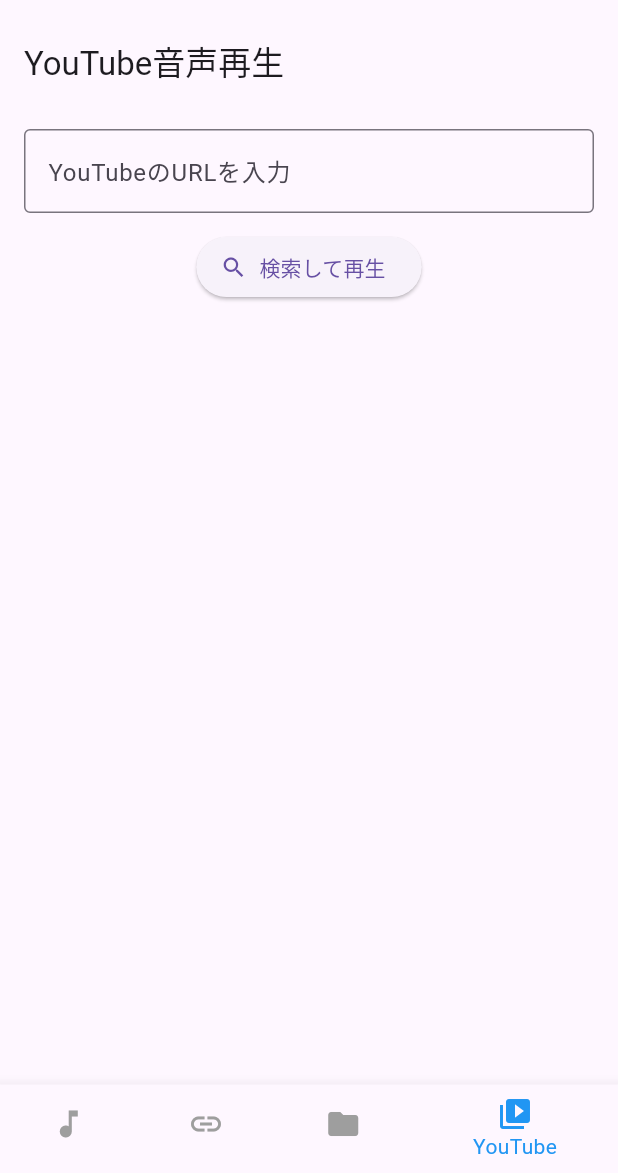
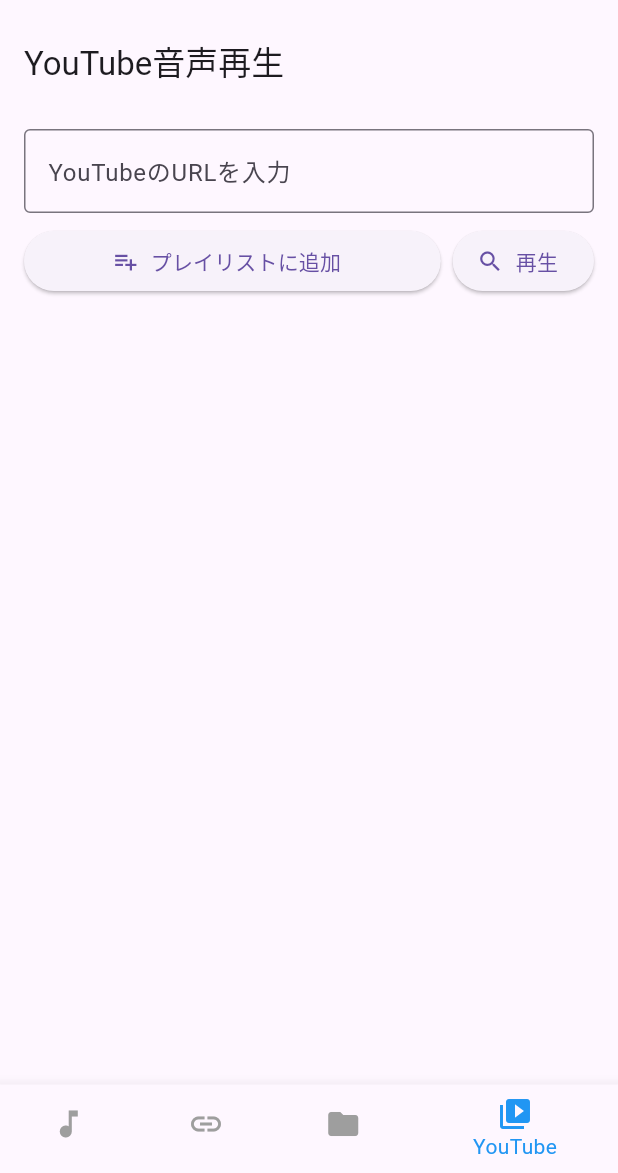
Before and after one commit to munerin2018/my_audio_app_test, a Flutter app: the screen it shows after launch, item 4 of the bottom bar chosen, on a phone screen of 412 x 824 dp, the part 63-1236 px from its top. Run offline on Flutter 3.47's test engine with Material 3 defaults, Android fonts, the phone set to English and light mode, and no system bars; our stand-ins replace just_audio, video_player; missing offline and left inert: file_selector, youtube_explode_dart.

Commit message:
Add playlist - Loop playback, shuffle playback

```diff
--- a/lib/screens/youtube_audio_player.dart
+++ b/lib/screens/youtube_audio_player.dart
@@ -14,14 +14,41 @@
   final AudioPlayer _audioPlayer = AudioPlayer();
   final FocusNode _focusNode = FocusNode();
 
+  final List<String> _playlistUrls = [];
+  int _currentIndex = 0;
+
   bool _isLoading = false;
   bool _isPlaying = false;
   bool _isOverlayVisible = false;
+  bool _isLooping = false;
+  bool _isShuffling = false;
 
   String? _videoTitle;
   String? _thumbnailUrl;
   Duration _duration = Duration.zero;
   Duration _position = Duration.zero;
+
+  @override
+  void initState() {
+    super.initState();
+    _focusNode.addListener(() {
+      if (_focusNode.hasFocus) {
+        _urlController.selection = TextSelection(
+          baseOffset: 0,
+          extentOffset: _urlController.text.length,
+        );
+      }
+    });
+    _urlController.addListener(() => setState(() {}));
+  }
+
+  @override
+  void dispose() {
+    _audioPlayer.dispose();
+    _urlController.dispose();
+    _focusNode.dispose();
+    super.dispose();
+  }
 
   Future<void> _playAudio(String url) async {
     setState(() {
@@ -93,28 +120,23 @@
     });
   }
 
-  @override
-  void initState() {
-    super.initState();
-    _focusNode.addListener(() {
-      if (_focusNode.hasFocus) {
-        _urlController.selection = TextSelection(
-          baseOffset: 0,
-          extentOffset: _urlController.text.length,
-        );
+  void _playFromPlaylist(int index) {
+    if (_playlistUrls.isEmpty) return;
+
+    setState(() {
+      if (_isShuffling) {
+        _playlistUrls.shuffle();
       }
+      _currentIndex = index % _playlistUrls.length;
     });
-    _urlController.addListener(() {
-      setState(() {}); // for clear icon visibility
-    });
+
+    _playAudio(_playlistUrls[_currentIndex]);
   }
 
-  @override
-  void dispose() {
-    _audioPlayer.dispose();
-    _urlController.dispose();
-    _focusNode.dispose();
-    super.dispose();
+  void _playNext() {
+    if (_playlistUrls.length <= 1) return;
+    final nextIndex = (_currentIndex + 1) % _playlistUrls.length;
+    _playFromPlaylist(nextIndex);
   }
 
   String _formatDuration(Duration d) {
@@ -131,16 +153,7 @@
         padding: const EdgeInsets.all(16),
         child: Column(
           children: [
-            GestureDetector(
-              onTap: () {
-                if (_urlController.text.isNotEmpty) {
-                  _urlController.selection = TextSelection(
-                    baseOffset: 0,
-                    extentOffset: _urlController.text.length,
-                  );
-                }
-              },
-              child: TextField(
+            TextField(
               controller: _urlController,
               focusNode: _focusNode,
               decoration: InputDecoration(
@@ -149,29 +162,61 @@
                 suffixIcon: _urlController.text.isNotEmpty
                     ? IconButton(
                   icon: const Icon(Icons.clear),
-                    onPressed: () {
-                      _urlController.clear();
-                    },
+                  onPressed: () => _urlController.clear(),
                 )
                     : null,
               ),
             ),
+            const SizedBox(height: 8),
+            Row(
+              children: [
+                Expanded(
+                  child: ElevatedButton.icon(
+                    onPressed: () {
+                      final url = _urlController.text.trim();
+                      if (url.isNotEmpty) {
+                        setState(() => _playlistUrls.add(url));
+                        _urlController.clear();
+                      }
+                    },
+                    icon: const Icon(Icons.playlist_add),
+                    label: const Text('プレイリストに追加'),
                   ),
-            const SizedBox(height: 12),
+                ),
+                const SizedBox(width: 8),
                 ElevatedButton.icon(
                   onPressed: () {
                     final url = _urlController.text.trim();
                     if (url.isNotEmpty) {
+                      setState(() => _playlistUrls.add(url));
+                      _currentIndex = _playlistUrls.length - 1;
                       _playAudio(url);
-                  _urlController.selection = TextSelection.collapsed(
-                    offset: _urlController.text.length,
-                  );
                     }
                   },
                   icon: const Icon(Icons.search),
-              label: const Text('検索して再生'),
+                  label: const Text('再生'),
                 ),
-            const SizedBox(height: 20),
+              ],
+            ),
+            const SizedBox(height: 12),
+            Expanded(
+              child: ListView.builder(
+                itemCount: _playlistUrls.length,
+                itemBuilder: (context, index) => ListTile(
+                  title: Text(_playlistUrls[index]),
+                  onTap: () {
+                    _currentIndex = index;
+                    _playFromPlaylist(index);
+                  },
+                  trailing: IconButton(
+                    icon: const Icon(Icons.delete),
+                    onPressed: () {
+                      setState(() => _playlistUrls.removeAt(index));
+                    },
+                  ),
+                ),
+              ),
+            ),
             if (_isLoading)
               const CircularProgressIndicator()
             else if (_thumbnailUrl != null)
@@ -185,9 +230,8 @@
                         height: 180,
                         width: double.infinity,
                         fit: BoxFit.cover,
-                        errorBuilder: (context, error, stackTrace) {
-                          return const Text("サムネイル読み込み失敗");
-                        },
+                        errorBuilder: (context, error, stackTrace) =>
+                        const Text("サムネイル読み込み失敗"),
                       ),
                       if (_isOverlayVisible)
                         Container(
@@ -201,6 +245,18 @@
                               color: Colors.white, size: 36),
                           onPressed: () => _seekBy(const Duration(seconds: -10)),
                         ),
+                      ),
+                      IconButton(
+                        icon: Icon(
+                          _isLooping ? Icons.repeat_one : Icons.repeat,
+                          color: _isLooping ? Colors.blue : Colors.white,
+                        ),
+                        onPressed: () {
+                          setState(() => _isLooping = !_isLooping);
+                          _audioPlayer.setLoopMode(
+                            _isLooping ? LoopMode.one : LoopMode.off,
+                          );
+                        },
                       ),
                       IconButton(
                         icon: Icon(
@@ -243,6 +299,23 @@
                       Text(_formatDuration(_duration)),
                     ],
                   ),
+                  Row(
+                    mainAxisAlignment: MainAxisAlignment.center,
+                    children: [
+                      IconButton(
+                        icon: Icon(
+                          Icons.shuffle,
+                          color: _isShuffling ? Colors.blue : Colors.white,
+                        ),
+                        onPressed: () =>
+                            setState(() => _isShuffling = !_isShuffling),
+                      ),
+                      IconButton(
+                        icon: const Icon(Icons.skip_next),
+                        onPressed: _playNext,
+                      ),
+                    ],
+                  ),
                 ],
               ),
           ],
```
Lines whose indentation alone changed are shown as unchanged.
